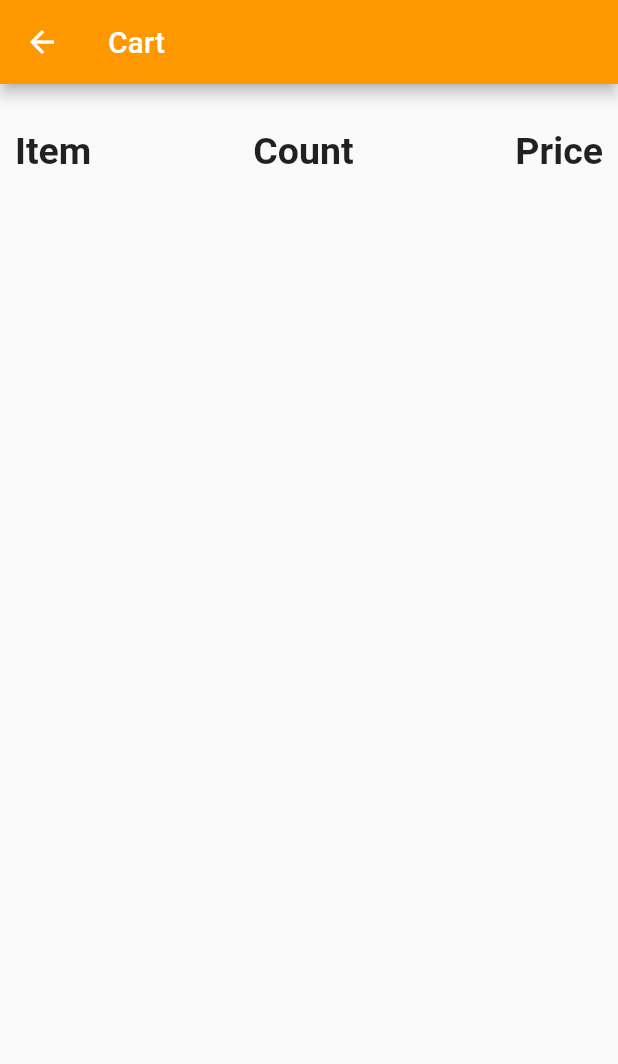
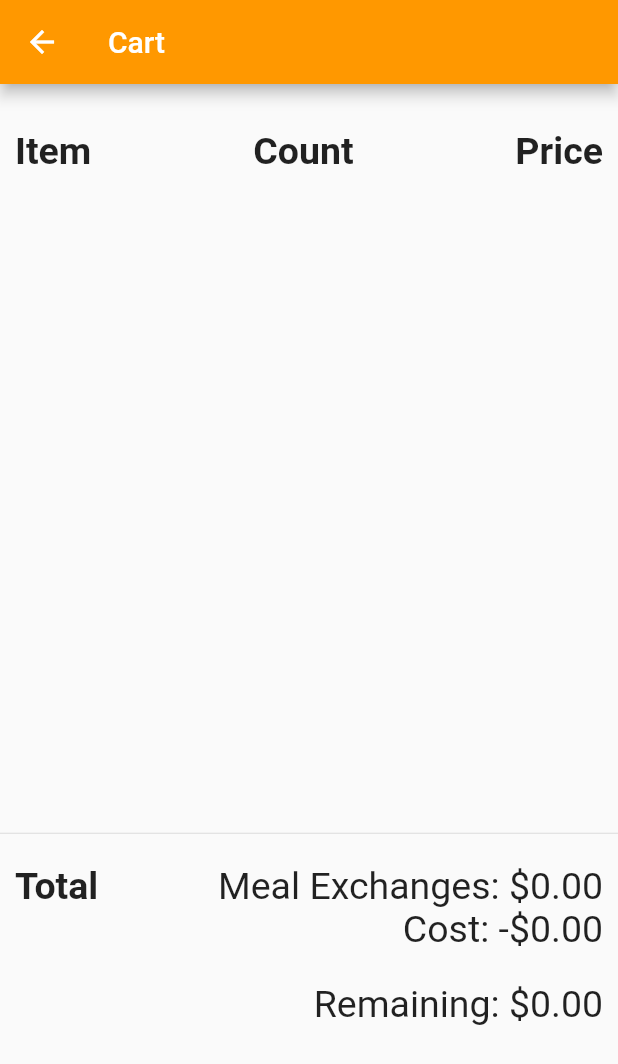
Before and after one commit to DevanTurtle7/clayHack2020, a Flutter app: the GridPage screen opened directly with empty values, after a tap on the "shopping cart" icon, on a phone screen of 412 x 824 dp. Shown: the top 1064 px of the screen. Run offline on Flutter 3.47's test engine with Material 2 defaults, Android fonts, the phone set to English and light mode, and no system bars; network calls fail.

```diff
--- a/clay_hack/lib/main.dart
+++ b/clay_hack/lib/main.dart
@@ -84,8 +84,11 @@ class GridPageState extends State<GridPage> {
             IconButton(
               icon: Icon(Icons.shopping_cart),
               onPressed: () {
-                Navigator.push(context,
-                    MaterialPageRoute(builder: (context) => CartPage()));
+                Navigator.push(
+                    context,
+                    MaterialPageRoute(
+                        builder: (context) =>
+                            CartPage(mealExchanges: widget.mealExchanges)));
               },
             )
           ],
@@ -256,11 +259,13 @@ class CartPage extends StatefulWidget {
 
 class CartPageState extends State<CartPage> {
   var items = [];
+  double price = 0;
 
   void updateCart() {
     for (int index = 0; index < food.length; index++) {
       if (food[index].count > 0) {
         items.add(index);
+        price += (food[index].count * food[index].price);
       }
     }
   }
@@ -276,7 +281,8 @@ class CartPageState extends State<CartPage> {
         body: Column(
           children: [
             Padding(
-                padding: EdgeInsets.only(left: 10, right: 10, top: 30, bottom: 30),
+                padding:
+                    EdgeInsets.only(left: 10, right: 10, top: 30, bottom: 30),
                 child: Row(
                     mainAxisAlignment: MainAxisAlignment.spaceBetween,
                     children: [
@@ -298,7 +304,8 @@ class CartPageState extends State<CartPage> {
                     Product foodItem = food[items[index]];
                     var foodPrice = foodItem.count * foodItem.price;
                     return Padding(
-                        padding: EdgeInsets.only(left: 10, right: 10, top: 10, bottom: 10),
+                        padding: EdgeInsets.only(
+                            left: 10, right: 10, top: 10, bottom: 10),
                         child: Row(
                           mainAxisAlignment: MainAxisAlignment.spaceBetween,
                           children: [
@@ -311,7 +318,44 @@ class CartPageState extends State<CartPage> {
                           ],
                         ));
                   }),
-            )
+            ),
+            Padding(
+              padding: EdgeInsets.only(top: 10, bottom: 10),
+              child: Divider(height: 1),
+            ),
+            Padding(
+                padding: EdgeInsets.all(10),
+                child: Row(
+                  mainAxisAlignment: MainAxisAlignment.spaceBetween,
+                  crossAxisAlignment: CrossAxisAlignment.start,
+                  children: [
+                    Text("Total",
+                        style: TextStyle(
+                            fontWeight: FontWeight.bold, fontSize: 25)),
+                    Column(
+                      crossAxisAlignment: CrossAxisAlignment.end,
+                      children: [
+                        Text(
+                          "Meal Exchanges: \$" +
+                              (widget.mealExchanges * 9.5).toStringAsFixed(2),
+                          style: TextStyle(fontSize: 25),
+                        ),
+                        Text("Cost: -\$" + price.toStringAsFixed(2),
+                            style: TextStyle(fontSize: 25)),
+                        Padding(
+                            padding: EdgeInsets.all(10),
+                            child: Divider(
+                              height: 1,
+                            )),
+                        Text(
+                            "Remaining: \$" +
+                                ((widget.mealExchanges * 9.5) - price)
+                                    .toStringAsFixed(2),
+                            style: TextStyle(fontSize: 25))
+                      ],
+                    )
+                  ],
+                ))
           ],
         ));
   }
```
